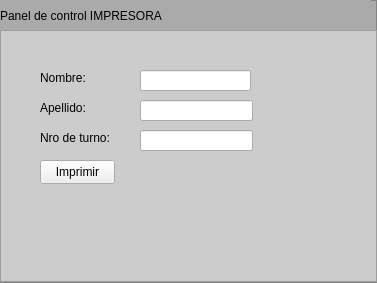
Above: PDCimpresora.ui from lefasom/ticket-hospital before the change. Below: the same form after it.
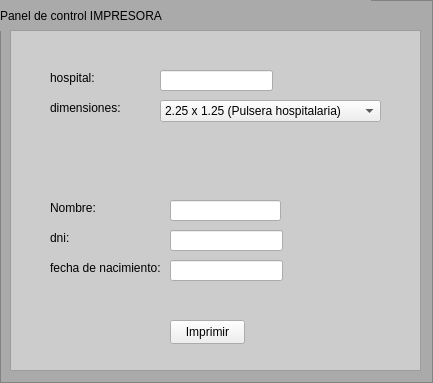
That is the form after the change.

```diff
--- a/PDCimpresora.ui
+++ b/PDCimpresora.ui
@@ -6,8 +6,8 @@
    <rect>
     <x>0</x>
     <y>0</y>
-    <width>377</width>
-    <height>283</height>
+    <width>433</width>
+    <height>383</height>
    </rect>
   </property>
   <property name="windowTitle">
@@ -65,10 +65,10 @@
       <widget class="QFrame" name="frame_2">
        <property name="geometry">
         <rect>
-         <x>0</x>
+         <x>10</x>
          <y>30</y>
-         <width>377</width>
-         <height>252</height>
+         <width>411</width>
+         <height>341</height>
         </rect>
        </property>
        <property name="styleSheet">
@@ -86,7 +86,7 @@
         <property name="geometry">
          <rect>
           <x>40</x>
-          <y>40</y>
+          <y>170</y>
           <width>49</width>
           <height>16</height>
          </rect>
@@ -99,33 +99,33 @@
         <property name="geometry">
          <rect>
           <x>40</x>
-          <y>70</y>
+          <y>200</y>
           <width>49</width>
           <height>16</height>
          </rect>
         </property>
         <property name="text">
-         <string>Apellido:</string>
+         <string>dni:</string>
         </property>
        </widget>
        <widget class="QLabel" name="label_4">
         <property name="geometry">
          <rect>
           <x>40</x>
-          <y>100</y>
-          <width>71</width>
+          <y>230</y>
+          <width>121</width>
           <height>16</height>
          </rect>
         </property>
         <property name="text">
-         <string>Nro de turno:</string>
+         <string>fecha de nacimiento:</string>
         </property>
        </widget>
        <widget class="QPushButton" name="pushButton">
         <property name="geometry">
          <rect>
-          <x>40</x>
-          <y>130</y>
+          <x>160</x>
+          <y>290</y>
           <width>75</width>
           <height>24</height>
          </rect>
@@ -137,8 +137,8 @@
        <widget class="QLineEdit" name="lineEditNombre">
         <property name="geometry">
          <rect>
-          <x>140</x>
-          <y>40</y>
+          <x>160</x>
+          <y>170</y>
           <width>111</width>
           <height>21</height>
          </rect>
@@ -147,8 +147,8 @@
        <widget class="QLineEdit" name="lineEditApellido">
         <property name="geometry">
          <rect>
-          <x>140</x>
-          <y>70</y>
+          <x>160</x>
+          <y>200</y>
           <width>113</width>
           <height>21</height>
          </rect>
@@ -157,13 +157,74 @@
        <widget class="QLineEdit" name="lineEditNroDeTurno">
         <property name="geometry">
          <rect>
-          <x>140</x>
-          <y>100</y>
+          <x>160</x>
+          <y>230</y>
           <width>113</width>
           <height>21</height>
          </rect>
         </property>
        </widget>
+       <widget class="QLineEdit" name="txtNombreHospital">
+        <property name="geometry">
+         <rect>
+          <x>150</x>
+          <y>40</y>
+          <width>113</width>
+          <height>21</height>
+         </rect>
+        </property>
+       </widget>
+       <widget class="QLabel" name="label_15">
+        <property name="geometry">
+         <rect>
+          <x>40</x>
+          <y>40</y>
+          <width>71</width>
+          <height>16</height>
+         </rect>
+        </property>
+        <property name="text">
+         <string>hospital:</string>
+        </property>
+       </widget>
+       <widget class="QComboBox" name="boxDimensionesImpresion">
+        <property name="geometry">
+         <rect>
+          <x>150</x>
+          <y>70</y>
+          <width>221</width>
+          <height>22</height>
+         </rect>
+        </property>
+        <item>
+         <property name="text">
+          <string>2.25 x 1.25 (Pulsera hospitalaria)</string>
+         </property>
+        </item>
+        <item>
+         <property name="text">
+          <string>3 x 2 (mediana) </string>
+         </property>
+        </item>
+        <item>
+         <property name="text">
+          <string>4 x 6 (grande, típica de envíos)</string>
+         </property>
+        </item>
+       </widget>
+       <widget class="QLabel" name="label_16">
+        <property name="geometry">
+         <rect>
+          <x>40</x>
+          <y>70</y>
+          <width>101</width>
+          <height>16</height>
+         </rect>
+        </property>
+        <property name="text">
+         <string>dimensiones:</string>
+        </property>
+       </widget>
       </widget>
      </widget>
     </item>
```
Left out of the diff: 16 changed lines with no effect on the pictures.
